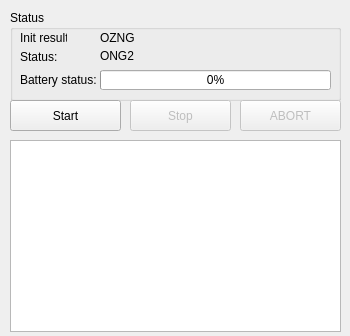
madmilla/THO78-Roborescue, file Src/GUI/mission-gui/rosbee-gui/rosbeewindow.ui: the form before one commit.
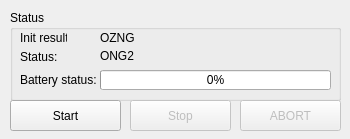
The form after the commit.

What changed in the file:
```diff
--- a/Src/GUI/mission-gui/rosbee-gui/rosbeewindow.ui
+++ b/Src/GUI/mission-gui/rosbee-gui/rosbeewindow.ui
@@ -7,7 +7,7 @@
     <x>0</x>
     <y>0</y>
     <width>350</width>
-    <height>336</height>
+    <height>139</height>
    </rect>
   </property>
   <property name="windowTitle">
@@ -177,16 +177,6 @@
      <string>Start</string>
     </property>
    </widget>
-   <widget class="QListView" name="rosbeeList">
-    <property name="geometry">
-     <rect>
-      <x>10</x>
-      <y>140</y>
-      <width>331</width>
-      <height>192</height>
-     </rect>
-    </property>
-   </widget>
   </widget>
  </widget>
  <resources/>
```
